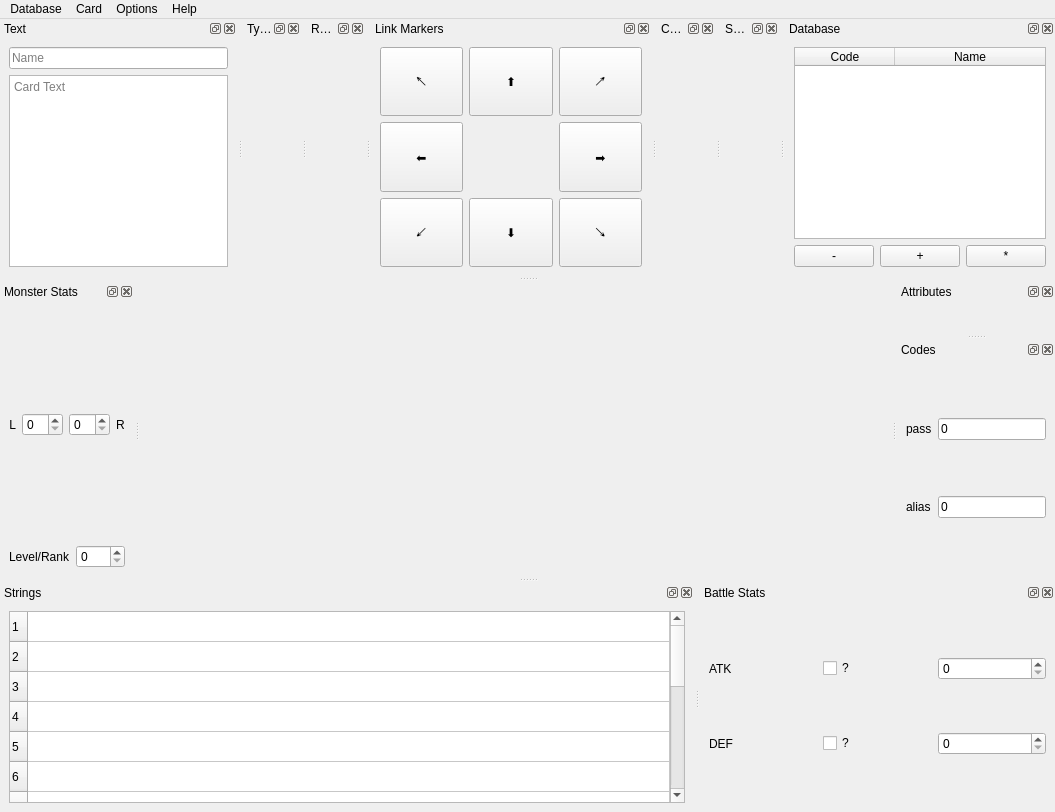
The window that src/gui/main_window.ui (ProjectIgnis/Datacorn) describes before a commit, drawn with Qt 5.
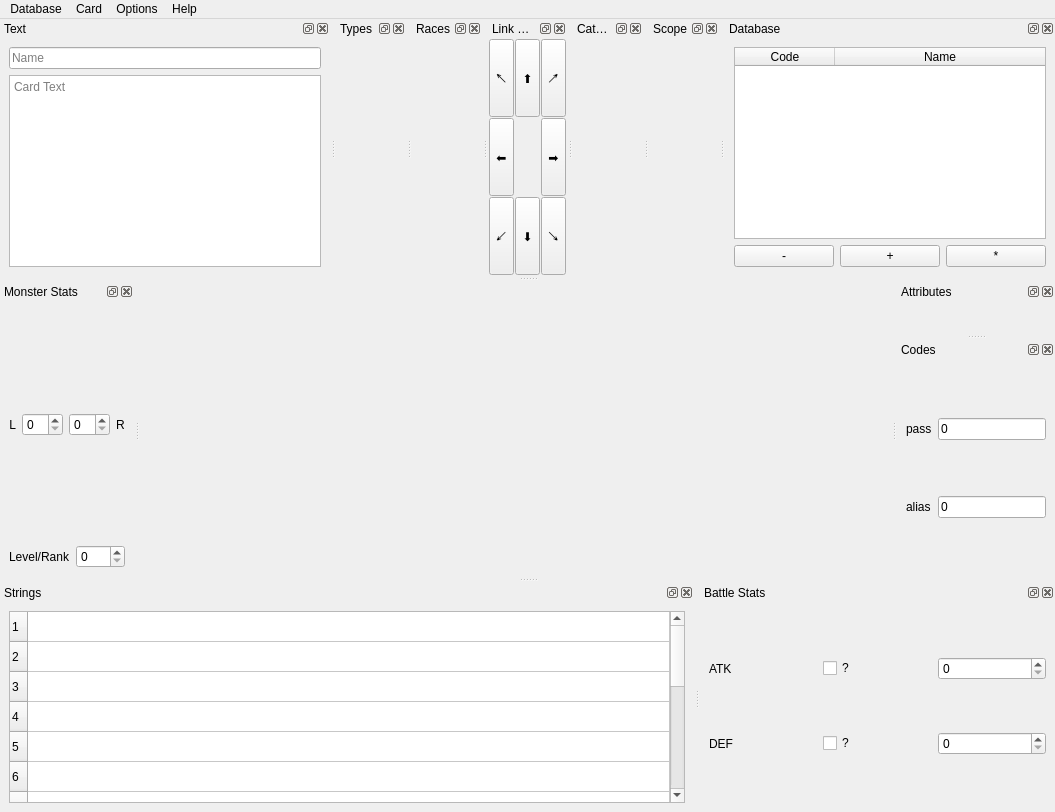
The same window after the commit. Icons and pictures are not drawn.

Commit message: update link buttons so they can shrink considerably more

```diff
--- a/src/gui/main_window.ui
+++ b/src/gui/main_window.ui
@@ -281,14 +281,11 @@
    <property name="enabled">
     <bool>true</bool>
    </property>
-   <property name="minimumSize">
-    <size>
-     <width>280</width>
-     <height>160</height>
-    </size>
-   </property>
-   <property name="allowedAreas">
-    <set>Qt::AllDockWidgetAreas</set>
+   <property name="sizePolicy">
+    <sizepolicy hsizetype="Fixed" vsizetype="Preferred">
+     <horstretch>0</horstretch>
+     <verstretch>0</verstretch>
+    </sizepolicy>
    </property>
    <property name="windowTitle">
     <string>Link Markers</string>
@@ -298,20 +295,48 @@
    </attribute>
    <widget class="QWidget" name="dockWidgetContents_2">
     <layout class="QGridLayout" name="gridLayout">
+     <property name="leftMargin">
+      <number>1</number>
+     </property>
+     <property name="topMargin">
+      <number>1</number>
+     </property>
+     <property name="rightMargin">
+      <number>1</number>
+     </property>
+     <property name="bottomMargin">
+      <number>1</number>
+     </property>
+     <property name="spacing">
+      <number>1</number>
+     </property>
+     <item row="1" column="0">
+      <widget class="QToolButton" name="markerLeftButton">
+       <property name="sizePolicy">
+        <sizepolicy hsizetype="MinimumExpanding" vsizetype="MinimumExpanding">
+         <horstretch>0</horstretch>
+         <verstretch>0</verstretch>
+        </sizepolicy>
+       </property>
+       <property name="text">
+        <string>⬅</string>
+       </property>
+       <property name="checkable">
+        <bool>true</bool>
+       </property>
+       <property name="checked">
+        <bool>false</bool>
+       </property>
+      </widget>
+     </item>
      <item row="0" column="0">
-      <widget class="QPushButton" name="markerTopLeftButton">
+      <widget class="QToolButton" name="markerTopLeftButton">
        <property name="sizePolicy">
-        <sizepolicy hsizetype="Ignored" vsizetype="Ignored">
+        <sizepolicy hsizetype="MinimumExpanding" vsizetype="MinimumExpanding">
          <horstretch>0</horstretch>
          <verstretch>0</verstretch>
         </sizepolicy>
        </property>
-       <property name="minimumSize">
-        <size>
-         <width>20</width>
-         <height>20</height>
-        </size>
-       </property>
        <property name="text">
         <string>↖</string>
        </property>
@@ -324,19 +349,13 @@
       </widget>
      </item>
      <item row="0" column="1">
-      <widget class="QPushButton" name="markerTopButton">
+      <widget class="QToolButton" name="markerTopButton">
        <property name="sizePolicy">
-        <sizepolicy hsizetype="Ignored" vsizetype="Ignored">
+        <sizepolicy hsizetype="MinimumExpanding" vsizetype="MinimumExpanding">
          <horstretch>0</horstretch>
          <verstretch>0</verstretch>
         </sizepolicy>
        </property>
-       <property name="minimumSize">
-        <size>
-         <width>20</width>
-         <height>20</height>
-        </size>
-       </property>
        <property name="text">
         <string>⬆</string>
        </property>
@@ -349,19 +368,13 @@
       </widget>
      </item>
      <item row="0" column="2">
-      <widget class="QPushButton" name="markerTopRightButton">
+      <widget class="QToolButton" name="markerTopRightButton">
        <property name="sizePolicy">
-        <sizepolicy hsizetype="Ignored" vsizetype="Ignored">
+        <sizepolicy hsizetype="MinimumExpanding" vsizetype="MinimumExpanding">
          <horstretch>0</horstretch>
          <verstretch>0</verstretch>
         </sizepolicy>
        </property>
-       <property name="minimumSize">
-        <size>
-         <width>20</width>
-         <height>20</height>
-        </size>
-       </property>
        <property name="text">
         <string>↗</string>
        </property>
@@ -373,45 +386,14 @@
        </property>
       </widget>
      </item>
-     <item row="1" column="0">
-      <widget class="QPushButton" name="markerLeftButton">
-       <property name="sizePolicy">
-        <sizepolicy hsizetype="Ignored" vsizetype="Ignored">
-         <horstretch>0</horstretch>
-         <verstretch>0</verstretch>
-        </sizepolicy>
-       </property>
-       <property name="minimumSize">
-        <size>
-         <width>20</width>
-         <height>20</height>
-        </size>
-       </property>
-       <property name="text">
-        <string>⬅</string>
-       </property>
-       <property name="checkable">
-        <bool>true</bool>
-       </property>
-       <property name="checked">
-        <bool>false</bool>
-       </property>
-      </widget>
-     </item>
      <item row="1" column="2">
-      <widget class="QPushButton" name="markerRightButton">
+      <widget class="QToolButton" name="markerRightButton">
        <property name="sizePolicy">
-        <sizepolicy hsizetype="Ignored" vsizetype="Ignored">
+        <sizepolicy hsizetype="MinimumExpanding" vsizetype="MinimumExpanding">
          <horstretch>0</horstretch>
          <verstretch>0</verstretch>
         </sizepolicy>
        </property>
-       <property name="minimumSize">
-        <size>
-         <width>20</width>
-         <height>20</height>
-        </size>
-       </property>
        <property name="text">
         <string>➡</string>
        </property>
@@ -424,19 +406,13 @@
       </widget>
      </item>
      <item row="2" column="0">
-      <widget class="QPushButton" name="markerBottomLeftButton">
+      <widget class="QToolButton" name="markerBottomLeftButton">
        <property name="sizePolicy">
-        <sizepolicy hsizetype="Ignored" vsizetype="Ignored">
+        <sizepolicy hsizetype="MinimumExpanding" vsizetype="MinimumExpanding">
          <horstretch>0</horstretch>
          <verstretch>0</verstretch>
         </sizepolicy>
        </property>
-       <property name="minimumSize">
-        <size>
-         <width>20</width>
-         <height>20</height>
-        </size>
-       </property>
        <property name="text">
         <string>↙</string>
        </property>
@@ -449,19 +425,13 @@
       </widget>
      </item>
      <item row="2" column="1">
-      <widget class="QPushButton" name="markerBottomButton">
+      <widget class="QToolButton" name="markerBottomButton">
        <property name="sizePolicy">
-        <sizepolicy hsizetype="Ignored" vsizetype="Ignored">
+        <sizepolicy hsizetype="MinimumExpanding" vsizetype="MinimumExpanding">
          <horstretch>0</horstretch>
          <verstretch>0</verstretch>
         </sizepolicy>
        </property>
-       <property name="minimumSize">
-        <size>
-         <width>20</width>
-         <height>20</height>
-        </size>
-       </property>
        <property name="text">
         <string>⬇</string>
        </property>
@@ -474,19 +444,13 @@
       </widget>
      </item>
      <item row="2" column="2">
-      <widget class="QPushButton" name="markerBottomRightButton">
+      <widget class="QToolButton" name="markerBottomRightButton">
        <property name="sizePolicy">
-        <sizepolicy hsizetype="Ignored" vsizetype="Ignored">
+        <sizepolicy hsizetype="MinimumExpanding" vsizetype="MinimumExpanding">
          <horstretch>0</horstretch>
          <verstretch>0</verstretch>
         </sizepolicy>
        </property>
-       <property name="minimumSize">
-        <size>
-         <width>20</width>
-         <height>20</height>
-        </size>
-       </property>
        <property name="text">
         <string>↘</string>
        </property>
```
